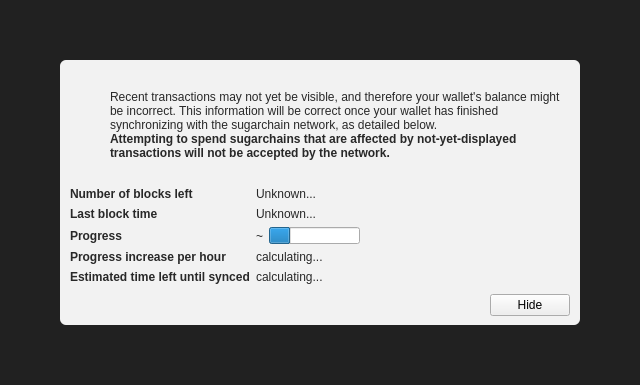
First picture: the form in src/qt/forms/modaloverlay.ui, repository CryptoDevelopmentServices/AdventureCoin, before the edit.
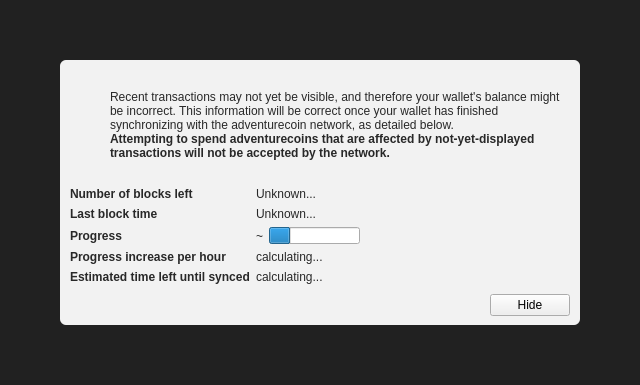
Second picture: the form after the edit. Icons and pictures are not drawn. Custom widgets are drawn as their Qt base class.

What changed in the file:
```diff
--- a/src/qt/forms/modaloverlay.ui
+++ b/src/qt/forms/modaloverlay.ui
@@ -130,7 +130,7 @@
              <item>
               <widget class="QLabel" name="infoText">
                <property name="text">
-                <string>Recent transactions may not yet be visible, and therefore your wallet's balance might be incorrect. This information will be correct once your wallet has finished synchronizing with the sugarchain network, as detailed below.</string>
+                <string>Recent transactions may not yet be visible, and therefore your wallet's balance might be incorrect. This information will be correct once your wallet has finished synchronizing with the adventurecoin network, as detailed below.</string>
                </property>
                <property name="textFormat">
                 <enum>Qt::RichText</enum>
@@ -149,7 +149,7 @@
                 </font>
                </property>
                <property name="text">
-                <string>Attempting to spend sugarchains that are affected by not-yet-displayed transactions will not be accepted by the network.</string>
+                <string>Attempting to spend adventurecoins that are affected by not-yet-displayed transactions will not be accepted by the network.</string>
                </property>
                <property name="textFormat">
                 <enum>Qt::RichText</enum>
```
